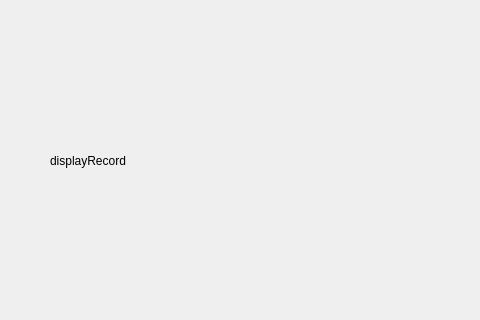
chin99926/vocabing, file mainwindow.ui: the form before one commit; both pictures show x 0 to 480 and y 195 to 515 of the 800 by 600 pixel window.
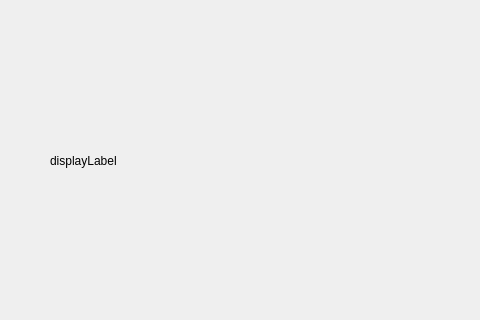
The form after the commit.

Commit message: Add RecordMap class for data

Patch:
```diff
--- a/mainwindow.ui
+++ b/mainwindow.ui
@@ -70,7 +70,7 @@
      </rect>
     </property>
     <property name="text">
-     <string>displayRecord</string>
+     <string>displayLabel</string>
     </property>
    </widget>
    <widget class="QRadioButton" name="rdbEn2se">
```
Left out of the diff: 2 changed lines with no effect on the pictures. The commit also changes 7 other files.
